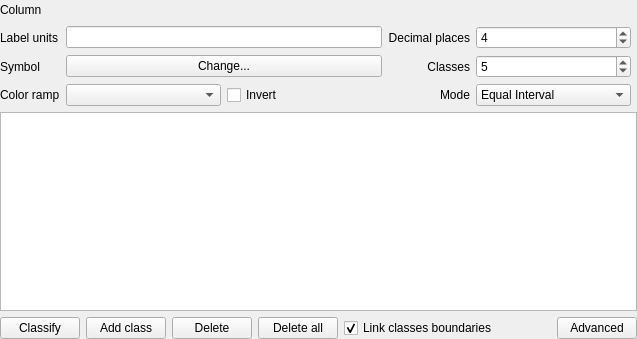
qgis/QGIS, file src/ui/qgsgraduatedsymbolrendererv2widget.ui: the form before one commit.
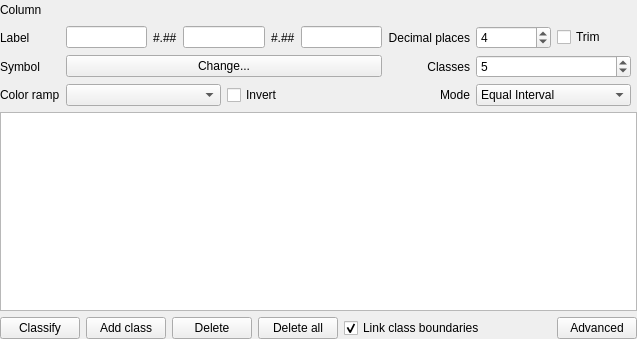
The form after the commit. Custom widgets are drawn as their Qt base class.

Commit message: Modified labelling to include prefix, separator, suffix.

```diff
--- a/src/ui/qgsgraduatedsymbolrendererv2widget.ui
+++ b/src/ui/qgsgraduatedsymbolrendererv2widget.ui
@@ -147,58 +147,6 @@
        </property>
       </widget>
      </item>
-     <item row="3" column="2">
-      <widget class="QLabel" name="label_9">
-       <property name="text">
-        <string>Decimal places</string>
-       </property>
-       <property name="alignment">
-        <set>Qt::AlignRight|Qt::AlignTrailing|Qt::AlignVCenter</set>
-       </property>
-       <property name="buddy">
-        <cstring>spinDecimalPlaces</cstring>
-       </property>
-      </widget>
-     </item>
-     <item row="3" column="3">
-      <widget class="QSpinBox" name="spinDecimalPlaces">
-       <property name="sizePolicy">
-        <sizepolicy hsizetype="Minimum" vsizetype="Fixed">
-         <horstretch>0</horstretch>
-         <verstretch>0</verstretch>
-        </sizepolicy>
-       </property>
-       <property name="minimum">
-        <number>0</number>
-       </property>
-       <property name="maximum">
-        <number>10</number>
-       </property>
-       <property name="value">
-        <number>4</number>
-       </property>
-      </widget>
-     </item>
-     <item row="3" column="1">
-      <widget class="QLineEdit" name="txtUnits">
-       <property name="alignment">
-        <set>Qt::AlignLeading|Qt::AlignLeft|Qt::AlignVCenter</set>
-       </property>
-      </widget>
-     </item>
-     <item row="3" column="0">
-      <widget class="QLabel" name="label">
-       <property name="text">
-        <string>Label units</string>
-       </property>
-       <property name="alignment">
-        <set>Qt::AlignLeading|Qt::AlignLeft|Qt::AlignVCenter</set>
-       </property>
-       <property name="buddy">
-        <cstring>txtUnits</cstring>
-       </property>
-      </widget>
-     </item>
      <item row="2" column="1" colspan="2">
       <layout class="QHBoxLayout" name="horizontalLayout">
        <property name="topMargin">
@@ -235,6 +183,104 @@
        </item>
       </layout>
      </item>
+     <item row="3" column="0">
+      <widget class="QLabel" name="label">
+       <property name="text">
+        <string>Label </string>
+       </property>
+       <property name="alignment">
+        <set>Qt::AlignLeading|Qt::AlignLeft|Qt::AlignVCenter</set>
+       </property>
+       <property name="buddy">
+        <cstring>txtPrefix</cstring>
+       </property>
+      </widget>
+     </item>
+     <item row="3" column="1">
+      <layout class="QHBoxLayout" name="horizontalLayout_3">
+       <property name="topMargin">
+        <number>0</number>
+       </property>
+       <item>
+        <widget class="QLineEdit" name="txtPrefix">
+         <property name="alignment">
+          <set>Qt::AlignLeading|Qt::AlignLeft|Qt::AlignVCenter</set>
+         </property>
+        </widget>
+       </item>
+       <item>
+        <widget class="QLabel" name="label_3">
+         <property name="text">
+          <string>#.##</string>
+         </property>
+        </widget>
+       </item>
+       <item>
+        <widget class="QLineEdit" name="txtSeparator">
+         <property name="alignment">
+          <set>Qt::AlignCenter</set>
+         </property>
+        </widget>
+       </item>
+       <item>
+        <widget class="QLabel" name="label_17">
+         <property name="text">
+          <string>#.##</string>
+         </property>
+        </widget>
+       </item>
+       <item>
+        <widget class="QLineEdit" name="txtSuffix">
+         <property name="alignment">
+          <set>Qt::AlignLeading|Qt::AlignLeft|Qt::AlignVCenter</set>
+         </property>
+        </widget>
+       </item>
+      </layout>
+     </item>
+     <item row="3" column="2">
+      <widget class="QLabel" name="label_16">
+       <property name="text">
+        <string>Decimal places</string>
+       </property>
+       <property name="alignment">
+        <set>Qt::AlignRight|Qt::AlignTrailing|Qt::AlignVCenter</set>
+       </property>
+       <property name="buddy">
+        <cstring>spinDecimalPlaces</cstring>
+       </property>
+      </widget>
+     </item>
+     <item row="3" column="3">
+      <layout class="QHBoxLayout" name="horizontalLayout_7">
+       <item>
+        <widget class="QSpinBox" name="spinDecimalPlaces">
+         <property name="sizePolicy">
+          <sizepolicy hsizetype="Minimum" vsizetype="Fixed">
+           <horstretch>0</horstretch>
+           <verstretch>0</verstretch>
+          </sizepolicy>
+         </property>
+         <property name="minimum">
+          <number>0</number>
+         </property>
+         <property name="maximum">
+          <number>10</number>
+         </property>
+         <property name="value">
+          <number>4</number>
+         </property>
+        </widget>
+       </item>
+       <item>
+        <widget class="QCheckBox" name="cbxTrimTrailingZeroes">
+         <property name="text">
+          <string>Trim</string>
+         </property>
+        </widget>
+       </item>
+      </layout>
+     </item>
     </layout>
    </item>
    <item>
@@ -295,7 +341,7 @@
      <item>
       <widget class="QCheckBox" name="cbxLinkBoundaries">
        <property name="text">
-        <string>Link classes boundaries</string>
+        <string>Link class boundaries</string>
        </property>
        <property name="checked">
         <bool>true</bool>
```
Left out of the diff: 14 changed lines with no effect on the pictures. The commit also changes 6 other files.
